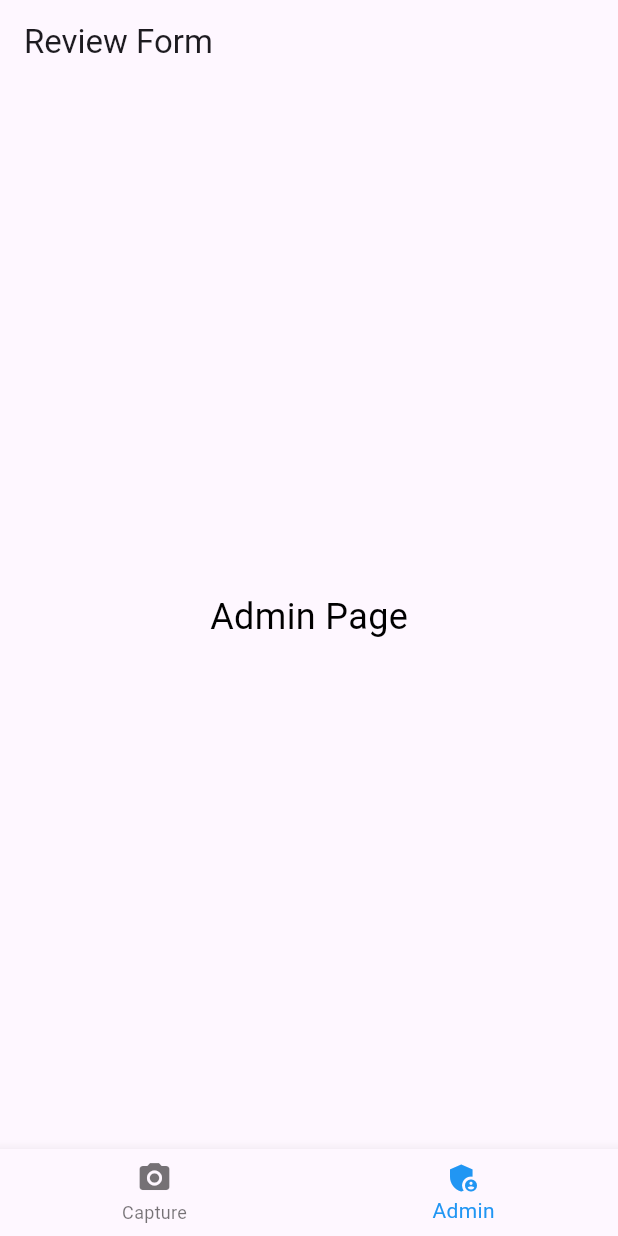
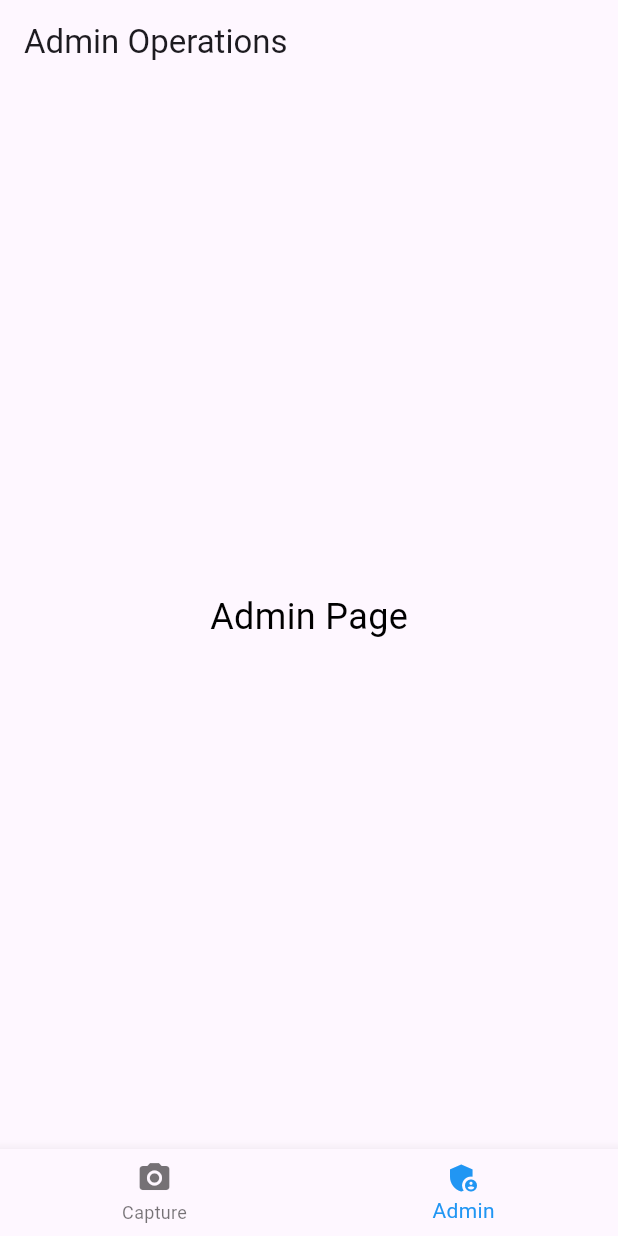
Before and after one commit to sid-succeeds/cfms_app, a Flutter app: the screen it shows after launch, item 2 of the bottom bar chosen, on a phone screen of 412 x 824 dp. Run offline on Flutter 3.47's test engine with Material 3 defaults, Android fonts, the phone set to English and light mode, and no system bars.

Commit message:
Changed the title dynamically in the app bar according to the selected tab.

```diff
--- a/lib/main.dart
+++ b/lib/main.dart
@@ -35,12 +35,13 @@ class _ReviewFormState extends State<ReviewForm> {
   String _message = '';
   bool _isLoading = false;
   int _selectedIndex = 0;
+  String _appBarTitle = 'Review Form';
 
   @override
   Widget build(BuildContext context) {
     return Scaffold(
       appBar: AppBar(
-        title: Text('Review Form'),
+        title: Text(_appBarTitle),
       ),
       body: _selectedIndex == 0 ? _buildReviewForm() : _buildAdminPage(),
       bottomNavigationBar: BottomNavigationBar(
@@ -194,6 +195,7 @@ class _ReviewFormState extends State<ReviewForm> {
   void _onTabSelected(int index) {
     setState(() {
       _selectedIndex = index;
+      _appBarTitle = index == 0 ? 'Review Form' : 'Admin Operations';
     });
   }
 }
```
